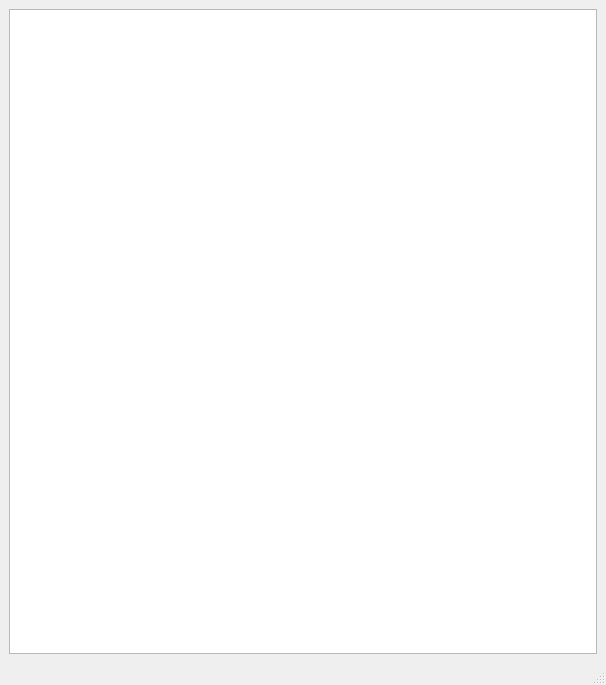
Old version of the form mainwindow.ui in the repository javierjose1224/Pacman-Sprite.
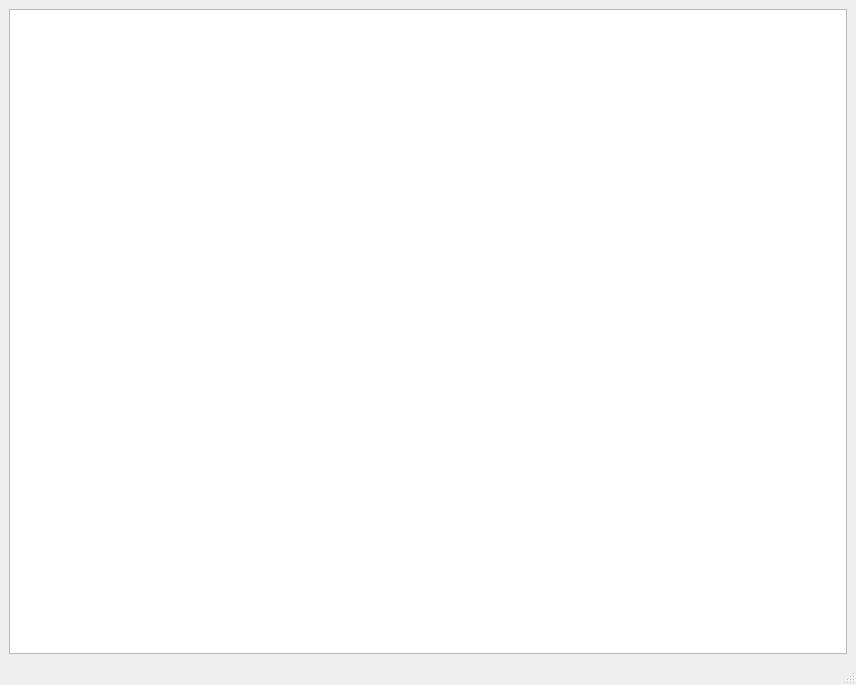
New version of the form.

Diff of the .ui file:
```diff
--- a/mainwindow.ui
+++ b/mainwindow.ui
@@ -6,7 +6,7 @@
    <rect>
     <x>0</x>
     <y>0</y>
-    <width>606</width>
+    <width>856</width>
     <height>685</height>
    </rect>
   </property>
```
Left out of the diff: 2 changed lines with no effect on the pictures.
